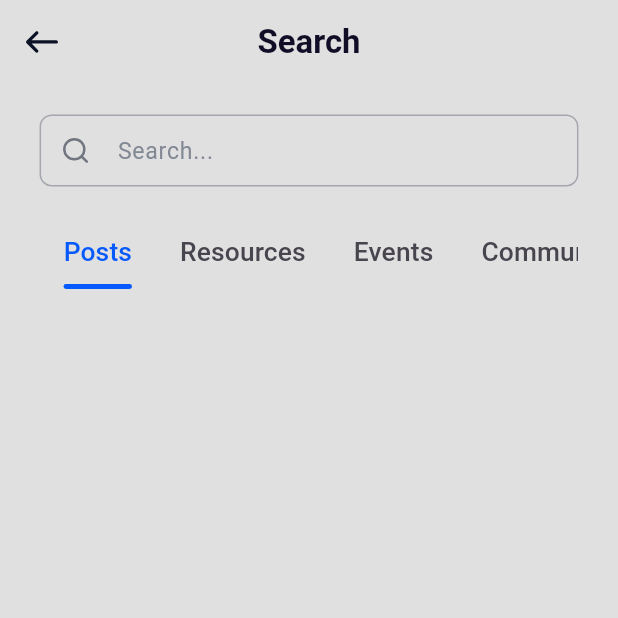
After one commit to StudentPortal-grad/student-portal-app, a Flutter app: the SearchScreen screen opened by its route, on a phone screen of 412 x 824 dp, the top half of it. The commit adds this screen. Run offline on Flutter 3.47's test engine with Material 3 defaults, Android fonts, the phone set to English and light mode, and no system bars; our stand-ins replace awesome_dialog, bloc, cached_network_image, dartz, device_preview, dio and 18 more; missing offline and left inert: deep_text, widget_zoom; accounts and stored records are empty; network calls fail.

Commit message:
- build search screen with categories

```diff
--- a/lib/core/utils/app_router.dart
+++ b/lib/core/utils/app_router.dart
@@ -9,6 +9,7 @@ import 'package:student_portal/features/post/presentation/pages/add_post_screen.
 import 'package:student_portal/features/post/presentation/pages/post_details_screen.dart';
 import 'package:student_portal/features/resource/presentation/pages/resource_details_screen.dart';
 import 'package:student_portal/features/groups/presentation/screens/create_group_screen.dart';
+import 'package:student_portal/features/search/presentation/screens/search_screen.dart';
 import '../../features/auth/data/repo_impl/login_repo_impl.dart';
 import '../../features/auth/presentation/mange/login_bloc/login_bloc.dart';
 import '../../features/auth/presentation/view/forget_password/forget_password.dart';
@@ -46,6 +47,9 @@ abstract class AppRouter {
 
   //chat
   static const String dmScreen = '/dm';
+
+  // search
+  static const String searchScreen = '/search';
 
   static final router = GoRouter(
     routes: [
@@ -199,6 +203,17 @@ abstract class AppRouter {
           );
         },
       ),
+      GoRoute(
+        path: searchScreen,
+        pageBuilder: (context, state) {
+          final args = state.extra as Map<String, dynamic>?;
+          return buildPage(
+            context: context,
+            state: state,
+            child: SearchScreen(),
+          );
+        },
+      ),
     ],
   );
 
--- a/lib/core/widgets/custom_text_field.dart
+++ b/lib/core/widgets/custom_text_field.dart
@@ -40,6 +40,7 @@ class CustomTextField extends StatefulWidget {
     this.labelIcon,
     this.focusNode,
     this.textInputAction,
+    this.onFieldSubmitted,
   });
 
   final TextEditingController controller;
@@ -60,6 +61,7 @@ class CustomTextField extends StatefulWidget {
   final Widget? labelIcon;
   final FocusNode? focusNode;
   final TextInputAction? textInputAction;
+  final Function(String)? onFieldSubmitted;
 
   @override
   State<CustomTextField> createState() => _CustomTextFieldState();
@@ -103,6 +105,7 @@ class _CustomTextFieldState extends State<CustomTextField> {
           width: widget.width,
           child: TextFormField(
             textInputAction: widget.textInputAction,
+            onFieldSubmitted: widget.onFieldSubmitted,
             scrollPadding: EdgeInsets.zero,
             onChanged: widget.onChanged,
             focusNode: widget.focusNode,
--- a/lib/features/home/presentation/widgets/app_bar_home.dart
+++ b/lib/features/home/presentation/widgets/app_bar_home.dart
@@ -2,6 +2,7 @@ import 'package:flutter/material.dart';
 import 'package:flutter_screenutil/flutter_screenutil.dart';
 import 'package:student_portal/contestants.dart';
 import 'package:student_portal/core/theming/colors.dart';
+import 'package:student_portal/core/utils/app_router.dart';
 import 'package:student_portal/core/utils/assets_app.dart';
 
 import '../../../../../core/widgets/custom_image_view.dart';
@@ -40,7 +41,9 @@ class HomeAppBar extends StatelessWidget implements PreferredSizeWidget {
             ),
             Spacer(),
             _buildIconView(
-              onTap: () {},
+              onTap: () {
+                AppRouter.router.push(AppRouter.searchScreen);
+              },
               iconPath: AssetsApp.searchIcon,
             ),
             _buildIconView(
--- /dev/null
+++ b/lib/features/search/presentation/screens/search_screen.dart
@@ -0,0 +1,105 @@
+import 'package:flutter/material.dart';
+import 'package:flutter_screenutil/flutter_screenutil.dart';
+import 'package:student_portal/core/helpers/app_size_boxes.dart';
+import 'package:student_portal/core/theming/colors.dart';
+import 'package:student_portal/core/theming/text_styles.dart';
+import 'package:student_portal/core/widgets/custom_appbar.dart';
+import 'package:student_portal/core/widgets/custom_text_field.dart';
+
+import '../../../../core/utils/assets_app.dart';
+import '../../../../core/widgets/custom_image_view.dart';
+import '../widgets/searched_communities.dart';
+import '../widgets/searched_events.dart';
+import '../widgets/searched_people.dart';
+import '../widgets/searched_posts.dart';
+import '../widgets/searched_resources.dart';
+
+class SearchScreen extends StatefulWidget {
+  const SearchScreen({super.key, this.searchText});
+
+  final String? searchText;
+
+  @override
+  State<SearchScreen> createState() => _SearchScreenState();
+}
+
+class _SearchScreenState extends State<SearchScreen>
+    with TickerProviderStateMixin {
+  late final TextEditingController _controller;
+  late final TabController _tabController;
+
+  @override
+  void initState() {
+    super.initState();
+    _tabController = TabController(length: 5, vsync: this);
+    _controller = TextEditingController(text: widget.searchText);
+  }
+
+  @override
+  void dispose() {
+    _tabController.dispose();
+    _controller.dispose();
+    super.dispose();
+  }
+
+  @override
+  Widget build(BuildContext context) {
+    return Scaffold(
+      appBar: CustomAppBar(
+        backgroundColor: ColorsManager.backgroundColor,
+        title: Text(
+          'Search',
+          style: Styles.font20w600,
+        ),
+      ),
+      body: Padding(
+        padding: EdgeInsets.symmetric(vertical: 20.h, horizontal: 24.w),
+        child: Column(
+          children: [
+            CustomTextField(
+              controller: _controller,
+              prefixIcon: CustomImageView(
+                imagePath: AssetsApp.search2Icon,
+                fit: BoxFit.none,
+              ),
+              hintText: 'Search...',
+              onFieldSubmitted: (p0) {},
+            ),
+            20.heightBox,
+            TabBar(
+              controller: _tabController,
+              splashFactory: NoSplash.splashFactory,
+              isScrollable: true,
+              dividerColor: Colors.transparent,
+              tabAlignment: TabAlignment.start,
+              labelStyle: Styles.font16w500,
+              indicator: UnderlineTabIndicator(
+                  borderSide: BorderSide(color: ColorsManager.mainColor, width: 3.w),
+                  borderRadius: BorderRadius.circular(7.r)),
+              labelColor: ColorsManager.mainColor,
+              tabs: [
+                Tab(text: 'Posts'),
+                Tab(text: 'Resources'),
+                Tab(text: 'Events'),
+                Tab(text: 'Communities'),
+                Tab(text: 'People'),
+              ],
+            ),
+            Expanded(
+              child: TabBarView(
+                controller: _tabController,
+                children: [
+                  SearchedPosts(),
+                  SearchedResources(),
+                  SearchedEvents(),
+                  SearchedCommunities(),
+                  SearchedPeople(),
+                ],
+              ),
+            ),
+          ],
+        ),
+      ),
+    );
+  }
+}
--- /dev/null
+++ b/lib/features/search/presentation/widgets/searched_posts.dart
@@ -0,0 +1,14 @@
+import 'package:flutter/material.dart';
+
+class SearchedPosts extends StatelessWidget {
+  const SearchedPosts({super.key});
+
+  @override
+  Widget build(BuildContext context) {
+    return SingleChildScrollView(
+      child: Column(
+        children: [],
+      ),
+    );
+  }
+}
```
Also changed, not shown: lib/features/search/presentation/widgets/searched_communities.dart (added, +14 -0 lines), lib/features/search/presentation/widgets/searched_events.dart (added, +14 -0 lines), lib/features/search/presentation/widgets/searched_people.dart (added, +14 -0 lines), lib/features/search/presentation/widgets/searched_resources.dart (added, +14 -0 lines).
